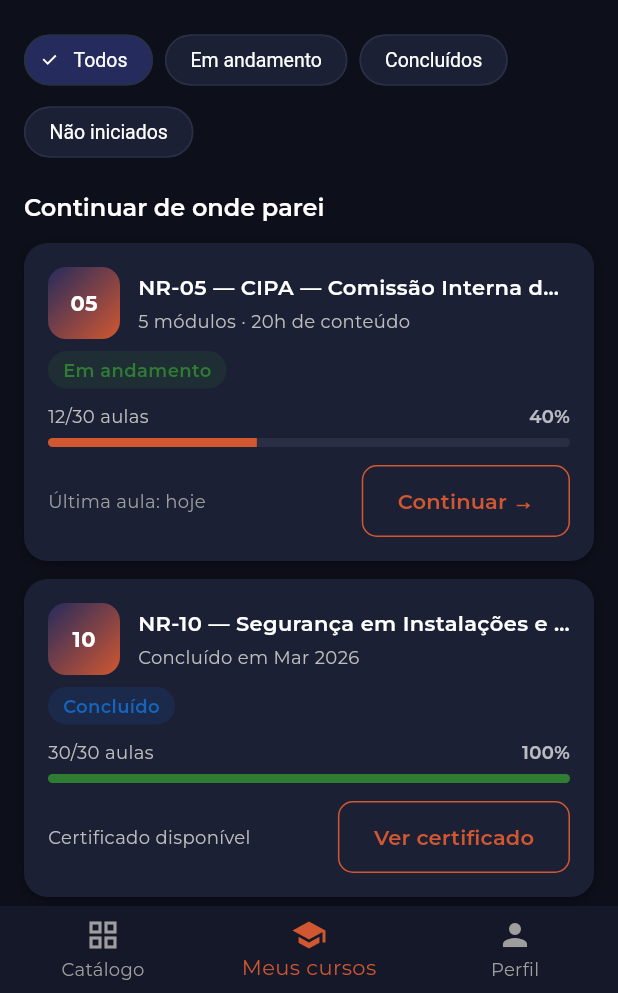
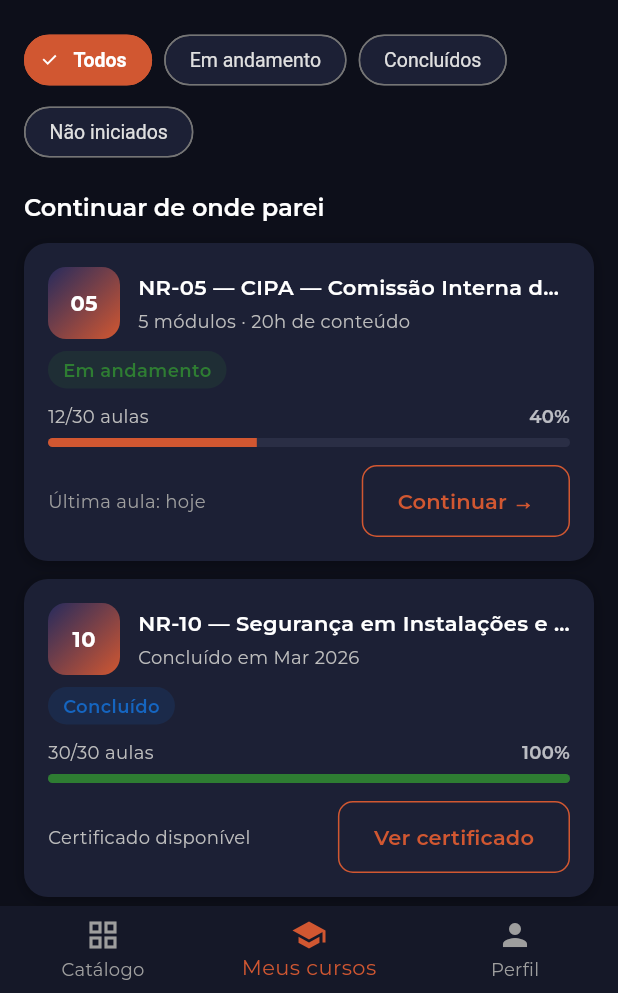
Before and after one commit to VictorPombo/CrpApp, a Flutter app: the screen it shows after launch, item 2 of the bottom bar chosen, on a phone screen of 412 x 824 dp, the part 243-1236 px from its top. Run offline on Flutter 3.47's test engine with Material 3 defaults, Android fonts, the phone set to English and light mode, and no system bars; our stand-ins replace go_router, google_fonts, pdf, printing, qr_flutter, shared_preferences.

Commit message:
fix: logo maior na home + chips de filtro visíveis no dark mode
- Logo: 50px com container branco arredondado no dark mode
- Chips meus cursos: selectedColor laranja, bordas visíveis, texto claro

```diff
--- a/lib/screens/my_courses_screen.dart
+++ b/lib/screens/my_courses_screen.dart
@@ -139,12 +139,26 @@ class _MyCoursesScreenState extends State<MyCoursesScreen> {
                         spacing: 8,
                         children: _filters.map((f) {
                           final selected = f == _selectedFilter;
+                          final isDark = Theme.of(context).brightness == Brightness.dark;
                           return ChoiceChip(
                             label: Text(f, style: const TextStyle(fontSize: 13)),
                             selected: selected,
-                            selectedColor: AppColors.primary,
+                            selectedColor: AppColors.secondary,
+                            backgroundColor: isDark ? AppColors.darkCard : null,
                             labelStyle: TextStyle(
-                              color: selected ? Colors.white : null,
+                              color: selected
+                                  ? Colors.white
+                                  : isDark
+                                      ? Colors.grey[300]
+                                      : AppColors.textBody,
+                              fontWeight: selected ? FontWeight.w600 : FontWeight.w400,
+                            ),
+                            side: BorderSide(
+                              color: selected
+                                  ? AppColors.secondary
+                                  : isDark
+                                      ? Colors.grey[600]!
+                                      : Colors.grey[300]!,
                             ),
                             onSelected: (_) =>
                                 setState(() => _selectedFilter = f),
```
Also changed, not shown: lib/screens/home_screen.dart (+12 -6 lines).
